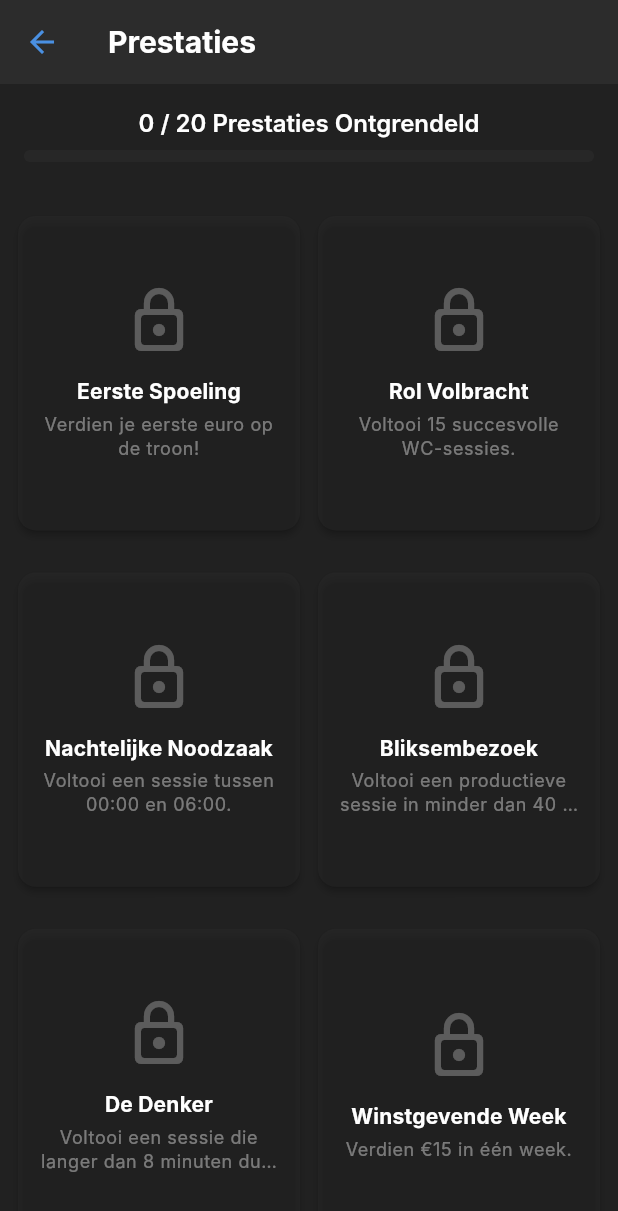
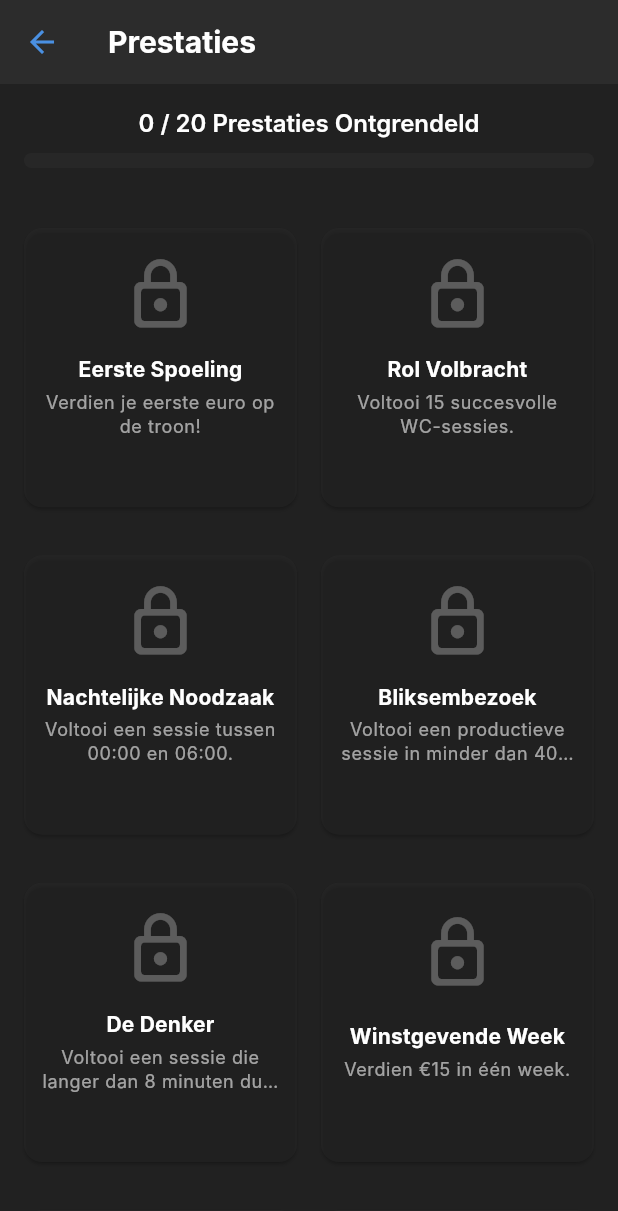
Before and after one commit to Bortmon/poepapp, a Flutter app: the MainNavigationScreen screen opened directly, after a tap on "WC Groentje", on a phone screen of 412 x 824 dp. Shown: the top 1211 px of the screen. Run offline on Flutter 3.47's test engine with Material 3 defaults, Android fonts, the phone set to English and light mode, and no system bars; our stand-ins replace cloud_firestore, confetti, firebase_core, fl_chart, shared_preferences; accounts and stored records are empty; Roboto replaces fonts that are missing (Inter).

Commit message:
feat: Enhance UI and improve performance across multiple screens; update achievements, home, statistics, and navigation components

```diff
--- a/lib/screens/achievements_screen.dart
+++ b/lib/screens/achievements_screen.dart
@@ -28,78 +28,108 @@ class AchievementsScreen extends StatelessWidget {
               children: [
                 Text(
                   '$unlockedCount / ${achievements.length} Prestaties Ontgrendeld',
-                  style: theme.textTheme.titleLarge,
+                  style: theme.textTheme.titleLarge?.copyWith(fontWeight: FontWeight.w600),
                 ),
-                const SizedBox(height: 8),
+                const SizedBox(height: 10),
                 if (achievements.isNotEmpty)
-                  LinearProgressIndicator(
+                  ClipRRect(
+                    borderRadius: BorderRadius.circular(6),
+                    child: LinearProgressIndicator(
                       value: unlockedCount / achievements.length,
                       backgroundColor: theme.colorScheme.surface.withAlpha(150),
                       valueColor: AlwaysStoppedAnimation<Color>(theme.colorScheme.primary),
-                    minHeight: 8,
-                    borderRadius: BorderRadius.circular(4),
+                      minHeight: 10,
+                    ),
                   ),
               ],
             ),
           ),
           Expanded(
             child: achievements.isEmpty
-                ? const Center(child: Text('Nog geen prestaties gedefinieerd.'))
+                ? Center(
+                    child: Padding(
+                      padding: const EdgeInsets.all(20.0),
+                      child: Column(
+                        mainAxisAlignment: MainAxisAlignment.center,
+                        children: [
+                          Icon(Icons.emoji_events_outlined, size: 80, color: theme.iconTheme.color?.withAlpha(100)),
+                          const SizedBox(height: 16),
+                          Text(
+                            "Begin je WC Avontuur!",
+                            style: theme.textTheme.headlineSmall?.copyWith(color: theme.textTheme.headlineSmall?.color?.withAlpha(180)),
+                            textAlign: TextAlign.center,
+                          ),
+                          const SizedBox(height: 8),
+                          Text(
+                            "Ontgrendel prestaties door de app te gebruiken en je verdiensten te maximaliseren.",
+                            style: theme.textTheme.bodyLarge?.copyWith(color: theme.textTheme.bodyLarge?.color?.withAlpha(200)),
+                            textAlign: TextAlign.center,
+                          ),
+                        ],
+                      ),
+                    ),
+                  )
                 : GridView.builder(
-                    padding: const EdgeInsets.all(12.0),
+                    padding: const EdgeInsets.all(16.0),
                     gridDelegate: const SliverGridDelegateWithFixedCrossAxisCount(
                       crossAxisCount: 2,
-                      childAspectRatio: 1 / 1.2,
-                      crossAxisSpacing: 12,
-                      mainAxisSpacing: 12,
+                      childAspectRatio: 0.9,
+                      crossAxisSpacing: 16,
+                      mainAxisSpacing: 16,
                     ),
                     itemCount: achievements.length,
                     itemBuilder: (context, index) {
                       final achievement = achievements[index];
+                      bool isUnlocked = achievement.isUnlocked;
+                      Color cardColor = isUnlocked ? achievement.iconColor.withAlpha(40) : theme.colorScheme.surface.withAlpha(100);
+                      Color iconColor = isUnlocked ? achievement.iconColor : theme.iconTheme.color!.withAlpha(80);
+                      Color textColor = isUnlocked ? achievement.iconColor : theme.colorScheme.onSurface;
+
                       return Card(
-                        elevation: achievement.isUnlocked ? 5 : 2,
-                        color: achievement.isUnlocked
-                            ? achievement.iconColor.withAlpha(40)
-                            : theme.colorScheme.surface.withAlpha(100),
+                        elevation: isUnlocked ? 4 : 1,
+                        color: cardColor,
                         shape: RoundedRectangleBorder(
                           borderRadius: BorderRadius.circular(12),
                           side: BorderSide(
-                            color: achievement.isUnlocked ? achievement.iconColor : Colors.transparent,
+                            color: isUnlocked ? achievement.iconColor.withAlpha(150) : Colors.transparent,
                             width: 1.5
                           )
                         ),
                         child: Padding(
                           padding: const EdgeInsets.all(12.0),
                           child: Column(
-                            mainAxisAlignment: MainAxisAlignment.center,
+                            mainAxisAlignment: MainAxisAlignment.spaceAround,
                             children: [
                               Icon(
-                                achievement.isUnlocked ? achievement.icon : Icons.lock_outline_rounded,
-                                size: 48,
-                                color: achievement.isUnlocked ? achievement.iconColor : theme.iconTheme.color?.withAlpha(80),
+                                isUnlocked ? achievement.icon : Icons.lock_outline_rounded,
+                                size: 52,
+                                color: iconColor,
                               ),
-                              const SizedBox(height: 12),
+                              Column(
+                                children: [
                                   Text(
                                     achievement.name,
                                     style: theme.textTheme.titleMedium?.copyWith(
                                       fontWeight: FontWeight.bold,
-                                  color: achievement.isUnlocked ? achievement.iconColor : theme.textTheme.titleMedium?.color,
+                                      color: textColor,
                                     ),
                                     textAlign: TextAlign.center,
+                                    maxLines: 1,
+                                    overflow: TextOverflow.ellipsis,
                                   ),
                                   const SizedBox(height: 4),
                                   Text(
                                     achievement.description,
                                     style: theme.textTheme.bodySmall?.copyWith(
-                                  color: achievement.isUnlocked
-                                      ? theme.textTheme.bodySmall?.color?.withAlpha(200)
-                                      : theme.textTheme.bodySmall?.color?.withAlpha(120),
+                                      color: textColor.withAlpha(isUnlocked ? 200 : 150),
                                     ),
                                     textAlign: TextAlign.center,
                                     maxLines: 2,
                                     overflow: TextOverflow.ellipsis,
                                   ),
-                              if (achievement.isUnlocked && achievement.unlockedTimestamp != null)
+                                ],
+                              ),
+                              if (isUnlocked && achievement.unlockedTimestamp != null)
                                 Padding(
                                   padding: const EdgeInsets.only(top: 6.0),
                                   child: Text(
@@ -107,10 +137,12 @@ class AchievementsScreen extends StatelessWidget {
                                     style: theme.textTheme.bodySmall?.copyWith(
                                       fontSize: 10,
                                       fontStyle: FontStyle.italic,
-                                      color: achievement.iconColor.withAlpha(180),
+                                      color: textColor.withAlpha(180),
                                     ),
                                   ),
-                                ),
+                                )
+                              else if (!isUnlocked)
+                                const SizedBox(height: 14)
                             ],
                           ),
                         ),
--- a/lib/screens/home_screen.dart
+++ b/lib/screens/home_screen.dart
@@ -139,11 +139,11 @@ class _HomeScreenState extends State<HomeScreen> with SingleTickerProviderStateM
           crossAxisAlignment: CrossAxisAlignment.stretch,
           children: <Widget>[
             _buildDailyChallengeCard(context, appState),
-            const SizedBox(height: 20),
+            const SizedBox(height: 24),
             _buildQuickStartCard(context, appState),
-            const SizedBox(height: 20),
+            const SizedBox(height: 24),
             _buildRankCard(context, appState),
-            const SizedBox(height: 20),
+            const SizedBox(height: 24),
             _buildToiletTriviaCard(context, appState),
 
             if (appState.hourlyWage <= 0 && !appState.isTracking && appState.sessionsHistory.isEmpty)
@@ -182,14 +182,21 @@ class _HomeScreenState extends State<HomeScreen> with SingleTickerProviderStateM
     final double progress = appState.progressToNextRank;
     final double needed = appState.earningsNeededForNextRank;
 
-    Color onRankColor = Colors.white.withOpacity(0.9);
+    Color onRankColor = Colors.white.withOpacity(0.95);
+    if (currentRank.color.computeLuminance() < 0.45 && currentRank.color != Colors.transparent) {
+        onRankColor = Colors.white.withOpacity(0.95);
+    } else if (currentRank.color.computeLuminance() > 0.6) {
+        onRankColor = theme.colorScheme.surface.withOpacity(0.95);
+    }
+
 
     return Card(
-      elevation: 4,
+      elevation: 6,
       shape: RoundedRectangleBorder(borderRadius: BorderRadius.circular(12.0)),
       clipBehavior: Clip.antiAlias,
       child: InkWell(
         onTap: () => _navigateToAchievements(context),
+        borderRadius: BorderRadius.circular(12.0),
         child: Container(
           decoration: BoxDecoration(
             gradient: LinearGradient(
@@ -204,18 +211,30 @@ class _HomeScreenState extends State<HomeScreen> with SingleTickerProviderStateM
           padding: const EdgeInsets.all(20.0),
           child: Column(
             children: [
+              Row(
+                mainAxisAlignment: MainAxisAlignment.spaceBetween,
+                crossAxisAlignment: CrossAxisAlignment.start,
+                children: [
+                  const SizedBox(width: 24),
+                  Column(
+                    children: [
                        Text(
                         currentRank.emoji,
-                style: const TextStyle(fontSize: 40, color: Colors.white),
+                        style: TextStyle(fontSize: 36, color: onRankColor),
                       ),
-              const SizedBox(height: 8),
+                      const SizedBox(height: 4),
                       Text(
                         currentRank.name,
-                style: theme.textTheme.headlineMedium?.copyWith(
+                        style: theme.textTheme.headlineSmall?.copyWith(
                           fontWeight: FontWeight.bold,
-                  color: Colors.white,
+                          color: onRankColor,
                         ),
                         textAlign: TextAlign.center,
+                      ),
+                    ],
+                  ),
+                  Icon(Icons.info_outline_rounded, size: 20, color: onRankColor.withOpacity(0.7)),
+                ],
               ),
               const SizedBox(height: 18),
               ClipRRect(
@@ -223,7 +242,7 @@ class _HomeScreenState extends State<HomeScreen> with SingleTickerProviderStateM
                 child: LinearProgressIndicator(
                   value: progress,
                   backgroundColor: Colors.white.withAlpha(50),
-                  valueColor: AlwaysStoppedAnimation<Color>(theme.colorScheme.primary),
+                  valueColor: AlwaysStoppedAnimation<Color>(onRankColor.withOpacity(0.8)),
                   minHeight: 14,
                 ),
               ),
@@ -246,15 +265,6 @@ class _HomeScreenState extends State<HomeScreen> with SingleTickerProviderStateM
                   ),
                   textAlign: TextAlign.center,
                 ),
-              const SizedBox(height: 8),
-              Text(
-                '(Tik voor prestaties & rang details)',
-                style: theme.textTheme.bodySmall?.copyWith(
-                  fontStyle: FontStyle.italic,
-                  color: onRankColor.withOpacity(0.8),
-                ),
-                textAlign: TextAlign.center,
-              )
             ],
           ),
         ),
@@ -314,23 +324,26 @@ class _HomeScreenState extends State<HomeScreen> with SingleTickerProviderStateM
               ),
               if (!challenge.isCompleted && challenge.type != ChallengeType.specificDurationSession && challenge.type != ChallengeType.unlockAchievementToday) ...[
                 const SizedBox(height: 12),
-                ClipRRect(
+                Row(
+                  children: [
+                    Expanded(
+                      child: ClipRRect(
                         borderRadius: BorderRadius.circular(4),
                         child: LinearProgressIndicator(
                           value: appState.currentChallengeProgress,
                           backgroundColor: theme.colorScheme.onSurface.withAlpha(50),
                           valueColor: AlwaysStoppedAnimation<Color>(challengeColor),
-                    minHeight: 8,
+                          minHeight: 10, // Iets dikker
                         ),
                       ),
-                const SizedBox(height: 4),
-                Align(
-                  alignment: Alignment.centerRight,
-                  child: Text(
+                    ),
+                    const SizedBox(width: 8),
+                    Text(
                       '${(appState.currentChallengeProgress * 100).toStringAsFixed(0)}%',
-                    style: theme.textTheme.bodySmall?.copyWith(color: theme.colorScheme.onSurface.withAlpha(180)),
+                      style: theme.textTheme.bodySmall?.copyWith(color: challengeColor, fontWeight: FontWeight.bold),
                     ),
-                )
+                  ],
+                ),
               ],
               if (challenge.isCompleted)
                 Padding(
--- a/lib/screens/main_navigation_screen.dart
+++ b/lib/screens/main_navigation_screen.dart
@@ -12,8 +12,10 @@ class MainNavigationScreen extends StatefulWidget {
   State<MainNavigationScreen> createState() => _MainNavigationScreenState();
 }
 
-class _MainNavigationScreenState extends State<MainNavigationScreen> {
+class _MainNavigationScreenState extends State<MainNavigationScreen> with TickerProviderStateMixin {
   int _selectedIndex = 0;
+  late List<AnimationController> _iconAnimationControllers;
+  late List<Animation<double>> _iconAnimations;
 
   static const List<Widget> _screens = <Widget>[
     HomeScreen(),
@@ -22,10 +24,58 @@ class _MainNavigationScreenState extends State<MainNavigationScreen> {
     AchievementsScreen(),
   ];
 
+  static const List<IconData> _outlineIcons = [
+    Icons.home_outlined,
+    Icons.insights_outlined,
+    Icons.leaderboard_outlined,
+    Icons.military_tech_outlined,
+  ];
+
+  static const List<IconData> _filledIcons = [
+    Icons.home_rounded,
+    Icons.insights_rounded,
+    Icons.leaderboard_rounded,
+    Icons.military_tech_rounded,
+  ];
+
+  static const List<String> _labels = [
+    'Home',
+    'Statistieken',
+    'Leaderboard',
+    'Prestaties',
+  ];
+
+
+  @override
+  void initState() {
+    super.initState();
+    _iconAnimationControllers = List.generate(
+      _screens.length,
+      (index) => AnimationController(duration: const Duration(milliseconds: 200), vsync: this),
+    );
+    _iconAnimations = _iconAnimationControllers
+        .map((controller) => Tween<double>(begin: 1.0, end: 1.25).animate(
+              CurvedAnimation(parent: controller, curve: Curves.elasticOut),
+            ))
+        .toList();
+    _iconAnimationControllers[_selectedIndex].forward();
+  }
+
+  @override
+  void dispose() {
+    for (var controller in _iconAnimationControllers) {
+      controller.dispose();
+    }
+    super.dispose();
+  }
+
   void _onItemTapped(int index) {
+    if (_selectedIndex == index) return;
+    _iconAnimationControllers[_selectedIndex].reverse();
     setState(() {
       _selectedIndex = index;
     });
+    _iconAnimationControllers[_selectedIndex].forward();
   }
 
   @override
@@ -37,28 +87,15 @@ class _MainNavigationScreenState extends State<MainNavigationScreen> {
         children: _screens,
       ),
       bottomNavigationBar: BottomNavigationBar(
-        items: const <BottomNavigationBarItem>[
-          BottomNavigationBarItem(
-            icon: Icon(Icons.home_outlined),
-            activeIcon: Icon(Icons.home_rounded),
-            label: 'Home',
-          ),
-          BottomNavigationBarItem(
-            icon: Icon(Icons.insights_outlined),
-            activeIcon: Icon(Icons.insights_rounded),
-            label: 'Statistieken',
-          ),
-          BottomNavigationBarItem(
-            icon: Icon(Icons.leaderboard_outlined),
-            activeIcon: Icon(Icons.leaderboard_rounded),
-            label: 'Leaderboard',
-          ),
-          BottomNavigationBarItem(
-            icon: Icon(Icons.military_tech_outlined),
-            activeIcon: Icon(Icons.military_tech_rounded),
-            label: 'Prestaties',
-          ),
-        ],
+        items: List.generate(_screens.length, (index) {
+          return BottomNavigationBarItem(
+            icon: ScaleTransition(
+              scale: _iconAnimations[index],
+              child: Icon(_selectedIndex == index ? _filledIcons[index] : _outlineIcons[index]),
+            ),
+            label: _labels[index],
+          );
+        }),
         currentIndex: _selectedIndex,
         selectedItemColor: theme.colorScheme.primary,
         unselectedItemColor: theme.colorScheme.onSurface.withAlpha(180),
--- a/lib/screens/statistics_screen.dart
+++ b/lib/screens/statistics_screen.dart
@@ -26,16 +26,15 @@ class StatisticsScreen extends StatelessWidget {
   Widget _buildStatItem(BuildContext context, String label, String value, {IconData? icon, Color? iconColor}) {
     final theme = Theme.of(context);
     return Padding(
-      padding: const EdgeInsets.symmetric(vertical: 10.0),
+      padding: const EdgeInsets.symmetric(vertical: 12.0), // Meer verticale padding
       child: Row(
         children: [
           if (icon != null) ...[
-            Icon(icon, size: 24, color: iconColor ?? theme.colorScheme.primary),
-            const SizedBox(width: 12),
+            Icon(icon, size: 26, color: iconColor ?? theme.colorScheme.primary.withAlpha(200)), // Iets subtieler icoon
+            const SizedBox(width: 16), // Meer ruimte
           ],
-          Expanded(
-            child: Text(label, style: theme.textTheme.titleMedium),
-          ),
+          Text(label, style: theme.textTheme.bodyLarge?.copyWith(color: theme.textTheme.bodyLarge?.color?.withAlpha(200))), // Label iets subtieler
+          const Spacer(), // Duwt waarde naar rechts
           Text(
             value,
             style: theme.textTheme.titleMedium?.copyWith(fontWeight: FontWeight.bold, color: iconColor ?? theme.colorScheme.primary),
@@ -56,8 +55,9 @@ class StatisticsScreen extends StatelessWidget {
         ),
         Card(
           elevation: 3,
+          shape: RoundedRectangleBorder(borderRadius: BorderRadius.circular(12.0)),
           child: Padding(
-            padding: const EdgeInsets.all(12.0),
+            padding: const EdgeInsets.all(16.0), // Meer padding rond grafiek
             child: chartWidget,
           )
         ),
@@ -300,23 +300,26 @@ class StatisticsScreen extends StatelessWidget {
       ),
       body: appState.sessionsHistory.isEmpty
           ? Center(
+              child: Padding(
+                padding: const EdgeInsets.all(20.0),
                 child: Column(
                   mainAxisAlignment: MainAxisAlignment.center,
                   children: [
-                  Icon(Icons.bar_chart_outlined, size: 80, color: theme.iconTheme.color?.withAlpha(100)),
+                    Icon(Icons.query_stats_rounded, size: 80, color: theme.iconTheme.color?.withAlpha(100)),
                     const SizedBox(height: 16),
                     Text(
-                    'Nog geen data voor statistieken.',
-                    style: theme.textTheme.headlineSmall?.copyWith(color: theme.textTheme.headlineSmall?.color?.withAlpha(150)),
+                      'Statistieken nog leeg',
+                      style: theme.textTheme.headlineSmall?.copyWith(color: theme.textTheme.headlineSmall?.color?.withAlpha(180)),
                       textAlign: TextAlign.center,
                     ),
                     const SizedBox(height: 8),
                     Text(
-                    'Voltooi wat sessies om hier leuke feitjes te zien!',
-                    style: theme.textTheme.bodyLarge,
+                      'Voltooi wat sessies om je indrukwekkende data hier te zien!',
+                      style: theme.textTheme.bodyLarge?.copyWith(color: theme.textTheme.bodyLarge?.color?.withAlpha(200)),
                       textAlign: TextAlign.center,
                     ),
                   ],
+                ),
               ),
             )
           : SingleChildScrollView(
@@ -327,6 +330,7 @@ class StatisticsScreen extends StatelessWidget {
                   Text('Algemene Statistieken', style: theme.textTheme.headlineSmall?.copyWith(fontWeight: FontWeight.bold)),
                   const SizedBox(height: 8),
                   Card(
+                    shape: RoundedRectangleBorder(borderRadius: BorderRadius.circular(12.0)),
                     child: Padding(
                       padding: const EdgeInsets.all(16.0),
                       child: Column(
--- a/pubspec.yaml
+++ b/pubspec.yaml
@@ -1,7 +1,7 @@
 name: poepapp
 description: "A new Flutter project."
 publish_to: 'none'
-version: 0.1.7+2
+version: 0.1.8+2
 
 environment:
   sdk: '>=3.3.3 <4.0.0'
```
Lines whose indentation alone changed are shown as unchanged.
